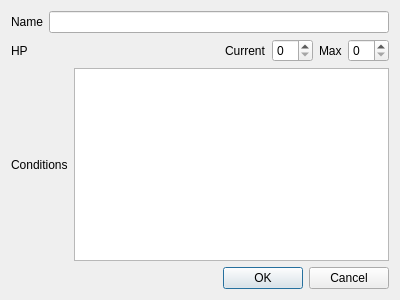
This is src/playereditdialog.ui in FastForwardTech/Battleplan as Qt 5 draws it before an edit. The edited form follows.
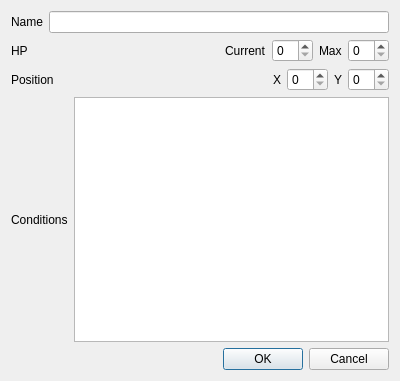
This is the edited form.

Commit message: Enable position to be changed in player edit dialog

```diff
--- a/src/playereditdialog.ui
+++ b/src/playereditdialog.ui
@@ -7,7 +7,7 @@
     <x>0</x>
     <y>0</y>
     <width>400</width>
-    <height>300</height>
+    <height>381</height>
    </rect>
   </property>
   <property name="windowTitle">
@@ -74,6 +74,50 @@
    </item>
    <item>
     <layout class="QHBoxLayout" name="horizontalLayout_3">
+     <item>
+      <widget class="QLabel" name="label_9">
+       <property name="text">
+        <string>Position</string>
+       </property>
+      </widget>
+     </item>
+     <item>
+      <spacer name="horizontalSpacer_2">
+       <property name="orientation">
+        <enum>Qt::Horizontal</enum>
+       </property>
+       <property name="sizeHint" stdset="0">
+        <size>
+         <width>40</width>
+         <height>20</height>
+        </size>
+       </property>
+      </spacer>
+     </item>
+     <item>
+      <widget class="QLabel" name="label_6">
+       <property name="text">
+        <string>X</string>
+       </property>
+      </widget>
+     </item>
+     <item>
+      <widget class="QSpinBox" name="posX"/>
+     </item>
+     <item>
+      <widget class="QLabel" name="label_7">
+       <property name="text">
+        <string>Y</string>
+       </property>
+      </widget>
+     </item>
+     <item>
+      <widget class="QSpinBox" name="posY"/>
+     </item>
+    </layout>
+   </item>
+   <item>
+    <layout class="QHBoxLayout" name="horizontalLayout_4">
      <item>
       <widget class="QLabel" name="label_5">
        <property name="text">
```
The commit also changes 1 other file.
